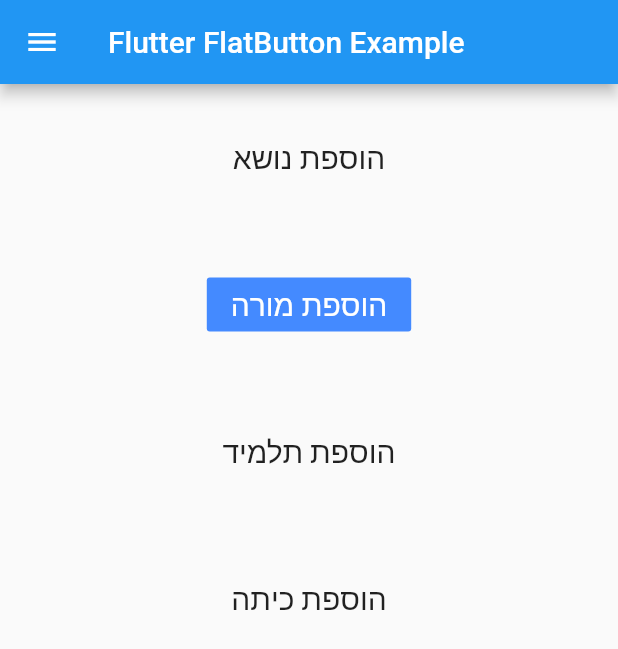
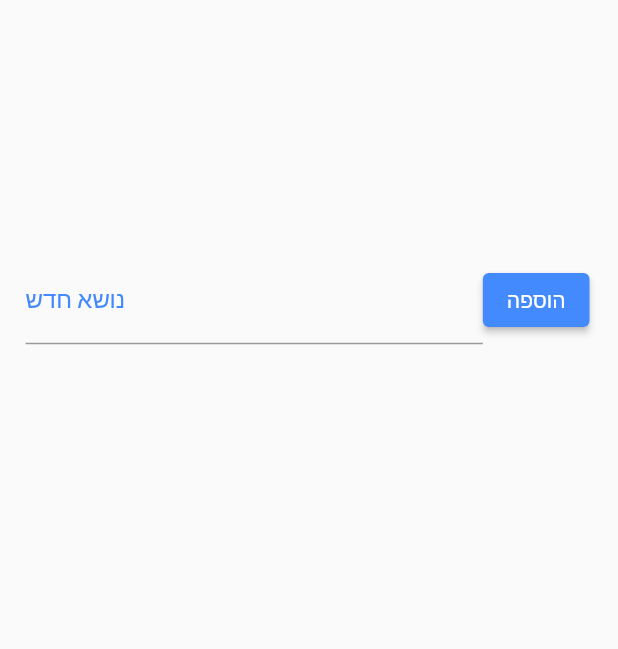
Before and after one commit to salemgu1/HSTT-HighSchoolTimeTabling, a Flutter app: the AfterLogin screen opened directly, after a tap on "הוספת נושא", on a phone screen of 412 x 824 dp. Shown: the top 649 px of the screen. Run offline on Flutter 3.47's test engine with Material 2 defaults, Android fonts, the phone set to English and light mode, and no system bars; our stand-ins replace parse_server_sdk_flutter; missing offline and left inert: connectivity_plus_web, package_info_plus_web, shared_preferences_web.

Commit message:
add subject option for the manager
add subject option for the manager

```diff
--- /dev/null
+++ b/lib/AdminPages/AddSubject.dart
@@ -0,0 +1,90 @@
+import 'package:flutter/material.dart';
+import 'package:parse_server_sdk_flutter/parse_server_sdk.dart';
+
+
+class Subject extends StatefulWidget {
+  @override
+  _SubjectState createState() => _SubjectState();
+}
+
+class _SubjectState extends State<Subject> {
+  final todoController = TextEditingController();
+
+  void addToDo() async {
+    if (todoController.text.trim().isEmpty) {
+      ScaffoldMessenger.of(context).showSnackBar(SnackBar(
+        content: Text("Empty title"),
+        duration: Duration(seconds: 2),
+      ));
+      return;
+    }
+    await saveSubject(todoController.text);
+    setState(() {
+      todoController.clear();
+    });
+  }
+
+  @override
+  Widget build(BuildContext context) {
+    return Scaffold(
+      body: Column(
+        children: <Widget>[
+          Container(
+              width: 400,
+              height: 400,
+              padding: EdgeInsets.fromLTRB(17.0, 1.0, 7.0, 1.0),
+              child: Row(
+                children: <Widget>[
+                  Expanded(
+                    child: TextField(
+                      autocorrect: true,
+                      textCapitalization: TextCapitalization.sentences,
+                      controller: todoController,
+                      decoration: InputDecoration(
+                          labelText: "נושא חדש",
+                          labelStyle: TextStyle(color: Colors.blueAccent)),
+                    ),
+                  ),
+                  ElevatedButton(
+                      style: ElevatedButton.styleFrom(
+                        onPrimary: Colors.white,
+                        primary: Colors.blueAccent,
+                      ),
+                      onPressed: addToDo,
+                      child: Text("הוספה")),
+                ],
+              )),
+        ],
+      ),
+    );
+  }
+
+  Future<void> saveSubject(String title) async {
+    final todo = ParseObject('Subject')..set('title', title)..set('done', false);
+    await todo.save();
+  }
+
+  Future<List<ParseObject>> getSubject() async {
+    QueryBuilder<ParseObject> querySubject =
+    QueryBuilder<ParseObject>(ParseObject('Subject'));
+    final ParseResponse apiResponse = await querySubject.query();
+
+    if (apiResponse.success && apiResponse.results != null) {
+      return apiResponse.results as List<ParseObject>;
+    } else {
+      return [];
+    }
+  }
+
+  Future<void> updateSubject(String id, bool done) async {
+    var todo = ParseObject('Subject')
+      ..objectId = id
+      ..set('done', done);
+    await todo.save();
+  }
+
+  Future<void> deleteSubject(String id) async {
+    var todo = ParseObject('Subject')..objectId = id;
+    await todo.delete();
+  }
+}
--- a/lib/AdminPages/AfterLogin.dart
+++ b/lib/AdminPages/AfterLogin.dart
@@ -3,6 +3,7 @@ import 'package:timetabler/registration/Login.dart';
 import 'package:parse_server_sdk_flutter/parse_server_sdk.dart';
 import '../AdminPages/AddTeacher.dart';
 import '../AdminPages/AddStudent.dart';
+import '../AdminPages/AddSubject.dart';
 
 class AfterLogin extends StatelessWidget {
 
@@ -59,7 +60,7 @@ class AfterLogin extends StatelessWidget {
                   ),
                   title: const Text('הוספת נושא'),
                   onTap: () {
-                    Navigator.of(context).push(MaterialPageRoute(builder:(context)=>AfterLogin(),));
+                    Navigator.of(context).push(MaterialPageRoute(builder:(context)=>Subject(),));
                   },
                 ),
               ],
@@ -73,7 +74,7 @@ class AfterLogin extends StatelessWidget {
                 onPressed: () {               Navigator.push(
                     context,
                     MaterialPageRoute(builder:( context) {
-                      return AfterLogin();
+                      return Subject();
                     },
                     ));},
               ),
```
